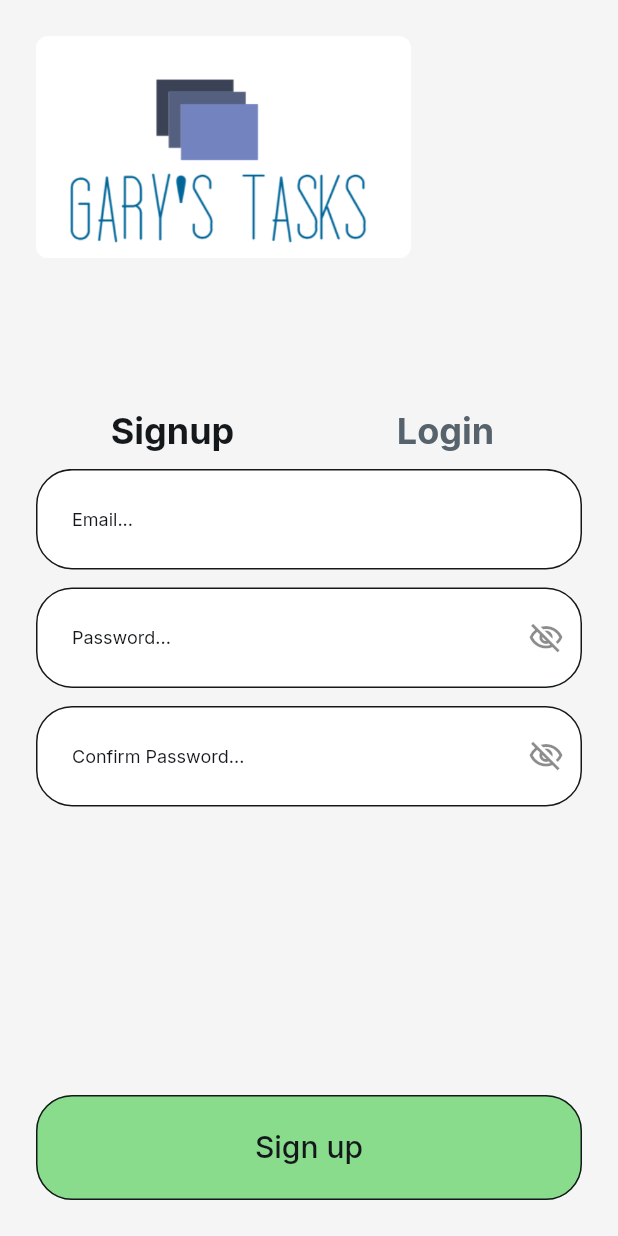
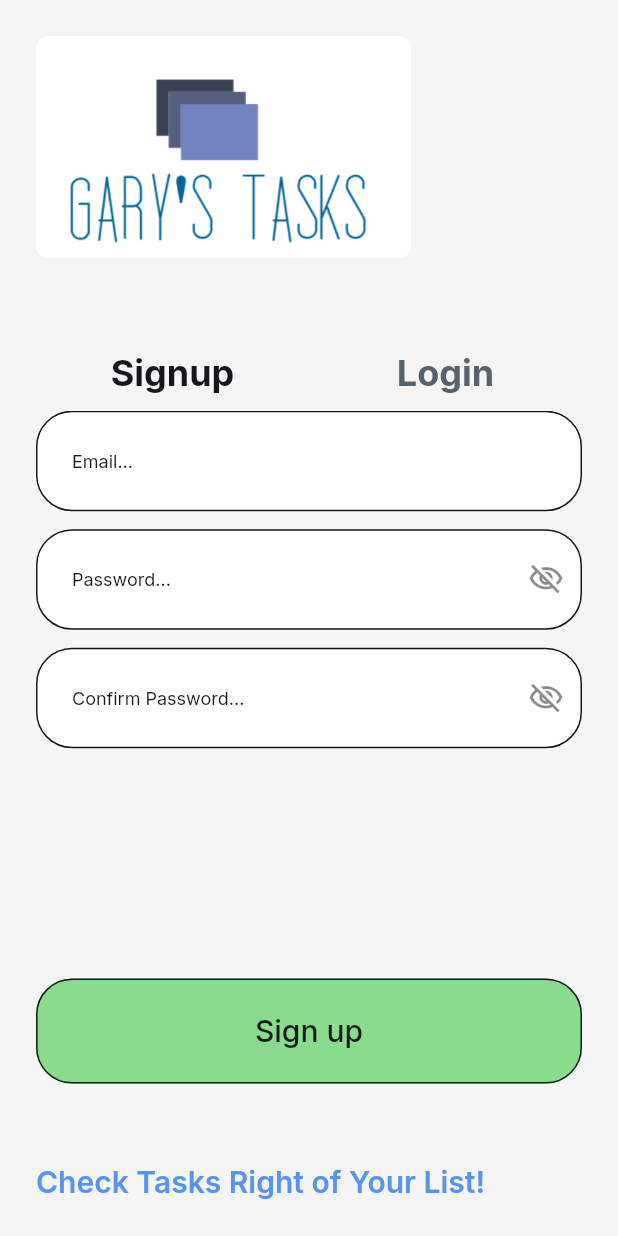
Before and after one commit to GaryR-P/TodoApp-FlutterFlow, a Flutter app: the screen it shows after launch, on a phone screen of 412 x 824 dp. Run offline on Flutter 3.47's test engine with Material 3 defaults, Android fonts, the phone set to English and light mode, and no system bars; drawn by our look-alikes of auto_size_text; our stand-ins replace cloud_firestore, easy_debounce, file_picker, firebase_auth, firebase_core, firebase_storage and 12 more; missing offline and left inert: json_path, mime_type; accounts and stored records are empty.

Commit message:
Added slogan to login page

```diff
--- a/lib/login/login_widget.dart
+++ b/lib/login/login_widget.dart
@@ -748,6 +748,14 @@ class _LoginWidgetState extends State<LoginWidget>
                       ),
                   ],
                 ),
+                Text(
+                  'Check Tasks Right of Your List!',
+                  style: FlutterFlowTheme.of(context).titleLarge.override(
+                        fontFamily: 'Inter',
+                        color: FlutterFlowTheme.of(context).secondary,
+                        letterSpacing: 0.0,
+                      ),
+                ),
               ],
             ),
           ),
```
